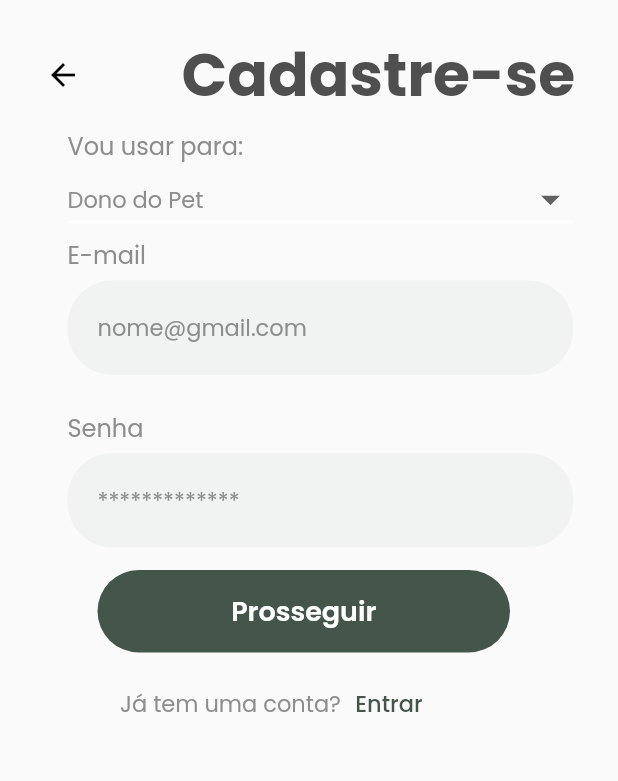
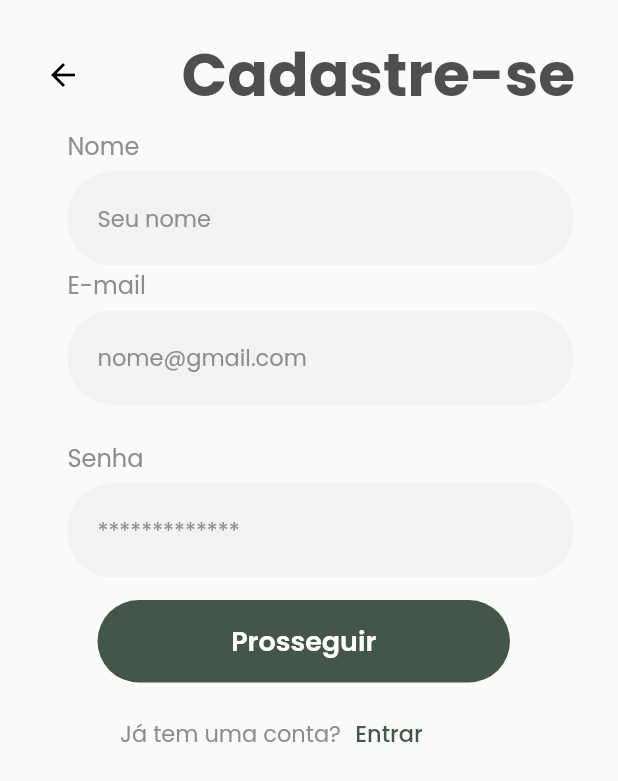
Before and after one commit to gustavojacob0/PasseioAUmigo, a Flutter app: the SignUpOne widget shown alone on an empty page, opened directly, after a tap on "Prosseguir", on a phone screen of 412 x 824 dp. Shown: the top 781 px of the screen. Run offline on Flutter 3.47's test engine with Material 2 defaults, Android fonts, the phone set to English and light mode, and no system bars; our stand-ins replace cloud_firestore, email_validator, firebase_auth, firebase_core, firebase_storage, get and 2 more; accounts and stored records are empty.

Commit message:
Changes to be committed: 	modified:   lib/Screens/signup/components/flow_one.dart 	modified:   lib/firebase_options.dart

```diff
--- a/lib/Screens/signup/components/flow_one.dart
+++ b/lib/Screens/signup/components/flow_one.dart
@@ -19,6 +19,7 @@ class SignUpOne extends StatefulWidget {
 }
 
 class _SignUpOneState extends State<SignUpOne> {
+  final nameController = TextEditingController();
   final emailController = TextEditingController().obs;
   final passwordController = TextEditingController().obs;
   SignUpController signUpController = Get.put(SignUpController());
@@ -69,39 +70,35 @@ class _SignUpOneState extends State<SignUpOne> {
                 crossAxisAlignment: CrossAxisAlignment.start,
                 children: [
                   Text(
-                    "Vou usar para:",
+                    "Nome",
                     style: GoogleFonts.poppins(
                       fontSize: 16,
                       color: HexColor("#8d8d8d"),
                     ),
                   ),
-                  DropdownButton<String>(
-                    value: dropdownValue,
-                    icon: const Icon(Icons.arrow_drop_down),
-                    elevation: 16,
-                    style: GoogleFonts.poppins(
-                      fontSize: 15,
-                      color: HexColor("#8d8d8d"),
+                  const SizedBox(
+                    height: 5,
+                  ),
+                  TextField(
+                    controller: nameController,
+                    onChanged: (value) {
+                      signUpController.setName(value);
+                    },
+                    cursorColor: HexColor("#4f4f4f"),
+                    decoration: InputDecoration(
+                      hintText: "Seu nome",
+                      fillColor: HexColor("#f0f3f1"),
+                      contentPadding: const EdgeInsets.fromLTRB(20, 20, 20, 20),
+                      hintStyle: GoogleFonts.poppins(
+                        fontSize: 15,
+                        color: HexColor("#8d8d8d"),
+                      ),
+                      border: OutlineInputBorder(
+                        borderRadius: BorderRadius.circular(30),
+                        borderSide: BorderSide.none,
+                      ),
+                      filled: true,
                     ),
-                    isExpanded: true,
-                    underline: Container(
-                      height: 2,
-                      color: HexColor("#ffffff"),
-                    ),
-                    iconSize: 30,
-                    borderRadius: BorderRadius.circular(20),
-                    onChanged: (String? value) {
-                      setState(() {
-                        dropdownValue = value!;
-                        signUpController.setUserType(value);
-                      });
-                    },
-                    items: list.map<DropdownMenuItem<String>>((String value) {
-                      return DropdownMenuItem<String>(
-                        value: value,
-                        child: Text(value),
-                      );
-                    }).toList(),
                   ),
                   const SizedBox(
                     height: 1,
@@ -204,10 +201,12 @@ class _SignUpOneState extends State<SignUpOne> {
                             signUpController.password.toString());
                         debugPrint(isRegistered.toString());
                         if (isRegistered) {
-                          Get.snackbar("Success", "User Registered");
+                          Get.snackbar(
+                              "Sucesso", "Usuário cadastrado com sucesso!!");
                           flowController.setFlow(2);
                         } else {
-                          Get.snackbar("Error", "Please fill all the fields");
+                          Get.snackbar(
+                              "Erro!", "Por favor preencher todos os campos");
                         }
                       }
                     },
@@ -253,11 +252,11 @@ class _SignUpOneState extends State<SignUpOne> {
   void validateEmail(String val) {
     if (val.isEmpty) {
       setState(() {
-        _errorMessage = "Email can not be empty";
+        _errorMessage = "O campo e-mail deve ser preenchido";
       });
     } else if (!EmailValidator.validate(val, true)) {
       setState(() {
-        _errorMessage = "Invalid Email Address";
+        _errorMessage = "E-mail inválido";
       });
     } else {
       setState(() {
```
Also changed, not shown: lib/firebase_options.dart.
